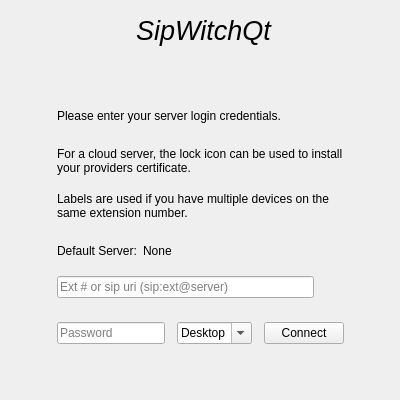
Before: the Qt Designer form Desktop/login.ui in dyfet/tycho_sipwitchqt, drawn with Qt 5.
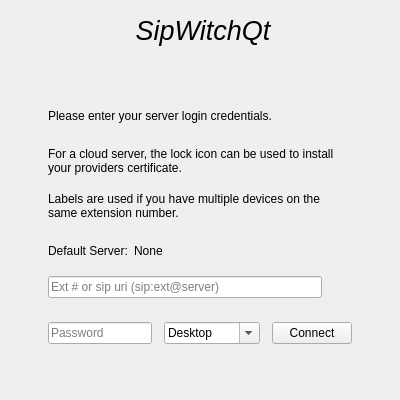
After: the same form once the commit is applied. Icons and pictures are not drawn.

What changed in the file:
```diff
--- a/Desktop/login.ui
+++ b/Desktop/login.ui
@@ -259,6 +259,12 @@
          </item>
          <item>
           <widget class="QComboBox" name="labels">
+           <property name="minimumSize">
+            <size>
+             <width>96</width>
+             <height>0</height>
+            </size>
+           </property>
            <property name="editable">
             <bool>true</bool>
            </property>
```
Left out of the diff: 34 changed lines with no effect on the pictures.
